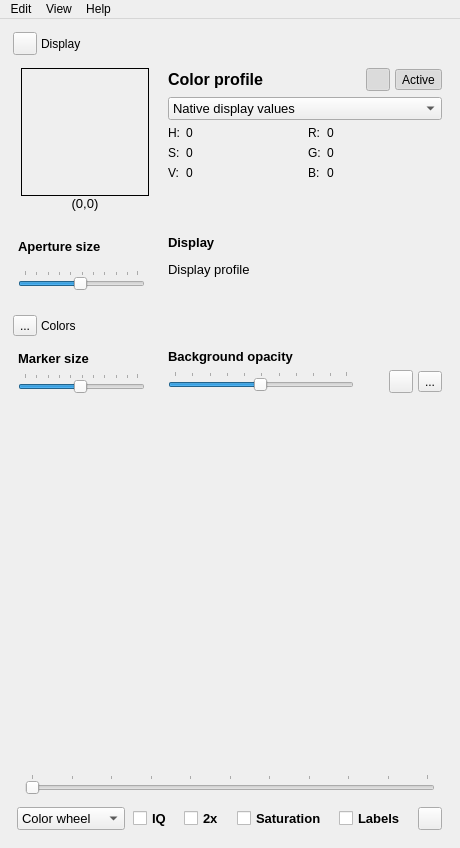
First picture: the form in colorpicker.ui, repository mikaelsundell/colorpicker, before the edit.
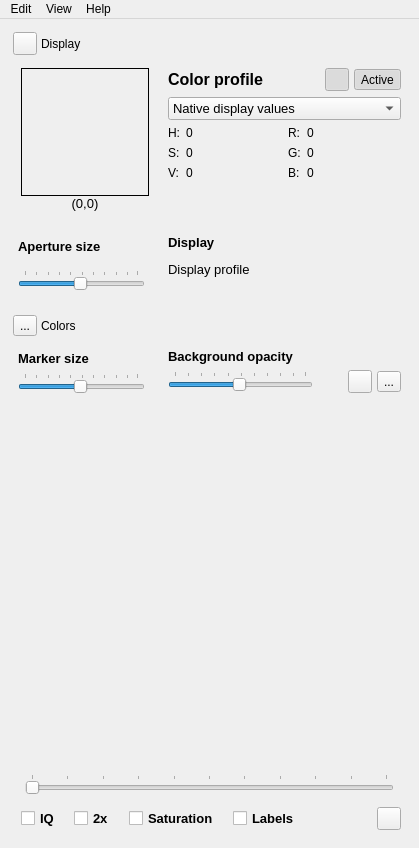
Second picture: the form after the edit. Icons and pictures are not drawn. Custom widgets are drawn as their Qt base class.

Commit message: Changed to Qt 6.6 Improved picker for highdpi screens

What changed in the file:
```diff
--- a/colorpicker.ui
+++ b/colorpicker.ui
@@ -629,7 +629,6 @@
               <property name="font">
                <font>
                 <pointsize>10</pointsize>
-                <weight>75</weight>
                 <bold>true</bold>
                </font>
               </property>
@@ -893,7 +892,6 @@
               <property name="font">
                <font>
                 <pointsize>10</pointsize>
-                <weight>75</weight>
                 <bold>true</bold>
                </font>
               </property>
@@ -1094,63 +1092,14 @@
          <property name="bottomMargin">
           <number>0</number>
          </property>
-         <item>
-          <widget class="QWidget" name="widget_8" native="true">
-           <property name="minimumSize">
-            <size>
-             <width>120</width>
-             <height>0</height>
-            </size>
-           </property>
-           <property name="maximumSize">
-            <size>
-             <width>135</width>
-             <height>16777215</height>
-            </size>
-           </property>
-           <layout class="QVBoxLayout" name="verticalLayout_8">
-            <property name="spacing">
-             <number>0</number>
-            </property>
-            <property name="leftMargin">
-             <number>8</number>
-            </property>
-            <property name="topMargin">
-             <number>4</number>
-            </property>
-            <property name="rightMargin">
-             <number>4</number>
-            </property>
-            <item>
-             <widget class="QComboBox" name="comboBox">
-              <property name="font">
-               <font>
-                <pointsize>10</pointsize>
-               </font>
-              </property>
-              <item>
-               <property name="text">
-                <string>Color wheel</string>
-               </property>
-              </item>
-              <item>
-               <property name="text">
-                <string>Vector scope</string>
-               </property>
-              </item>
-             </widget>
-            </item>
-           </layout>
-          </widget>
-         </item>
          <item>
           <widget class="QWidget" name="widget_9" native="true">
            <layout class="QHBoxLayout" name="horizontalLayout_9">
             <property name="spacing">
-             <number>12</number>
+             <number>14</number>
             </property>
             <property name="leftMargin">
-             <number>4</number>
+             <number>12</number>
             </property>
             <property name="topMargin">
              <number>4</number>
@@ -1160,7 +1109,6 @@
               <property name="font">
                <font>
                 <pointsize>10</pointsize>
-                <weight>75</weight>
                 <bold>true</bold>
                </font>
               </property>
@@ -1177,7 +1125,6 @@
               <property name="font">
                <font>
                 <pointsize>10</pointsize>
-                <weight>75</weight>
                 <bold>true</bold>
                </font>
               </property>
@@ -1191,7 +1138,6 @@
               <property name="font">
                <font>
                 <pointsize>10</pointsize>
-                <weight>75</weight>
                 <bold>true</bold>
                </font>
               </property>
@@ -1208,7 +1154,6 @@
               <property name="font">
                <font>
                 <pointsize>10</pointsize>
-                <weight>75</weight>
                 <bold>true</bold>
                </font>
               </property>
```
Left out of the diff: 3 changed lines with no effect on the pictures. The commit also changes 6 other files.
